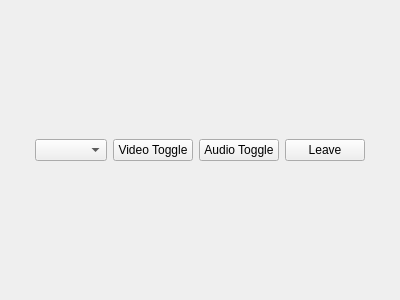
Above: client/callwindow.ui from constantin1215/Scaip before the change. Below: the same form after it.
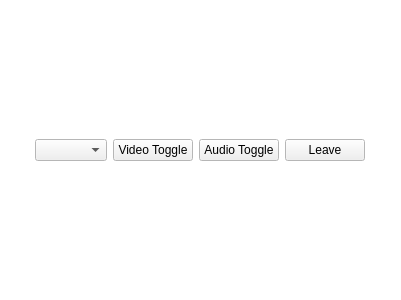
That is the form after the change.

Diff of the .ui file:
```diff
--- a/client/callwindow.ui
+++ b/client/callwindow.ui
@@ -6,10 +6,74 @@
    <rect>
     <x>0</x>
     <y>0</y>
-    <width>400</width>
+    <width>401</width>
     <height>300</height>
    </rect>
   </property>
+  <property name="palette">
+   <palette>
+    <active>
+     <colorrole role="Base">
+      <brush brushstyle="SolidPattern">
+       <color alpha="255">
+        <red>255</red>
+        <green>255</green>
+        <blue>255</blue>
+       </color>
+      </brush>
+     </colorrole>
+     <colorrole role="Window">
+      <brush brushstyle="SolidPattern">
+       <color alpha="255">
+        <red>255</red>
+        <green>255</green>
+        <blue>255</blue>
+       </color>
+      </brush>
+     </colorrole>
+    </active>
+    <inactive>
+     <colorrole role="Base">
+      <brush brushstyle="SolidPattern">
+       <color alpha="255">
+        <red>255</red>
+        <green>255</green>
+        <blue>255</blue>
+       </color>
+      </brush>
+     </colorrole>
+     <colorrole role="Window">
+      <brush brushstyle="SolidPattern">
+       <color alpha="255">
+        <red>255</red>
+        <green>255</green>
+        <blue>255</blue>
+       </color>
+      </brush>
+     </colorrole>
+    </inactive>
+    <disabled>
+     <colorrole role="Base">
+      <brush brushstyle="SolidPattern">
+       <color alpha="255">
+        <red>255</red>
+        <green>255</green>
+        <blue>255</blue>
+       </color>
+      </brush>
+     </colorrole>
+     <colorrole role="Window">
+      <brush brushstyle="SolidPattern">
+       <color alpha="255">
+        <red>255</red>
+        <green>255</green>
+        <blue>255</blue>
+       </color>
+      </brush>
+     </colorrole>
+    </disabled>
+   </palette>
+  </property>
   <property name="windowTitle">
    <string>Form</string>
   </property>
```
Left out of the diff: 2 changed lines with no effect on the pictures.
